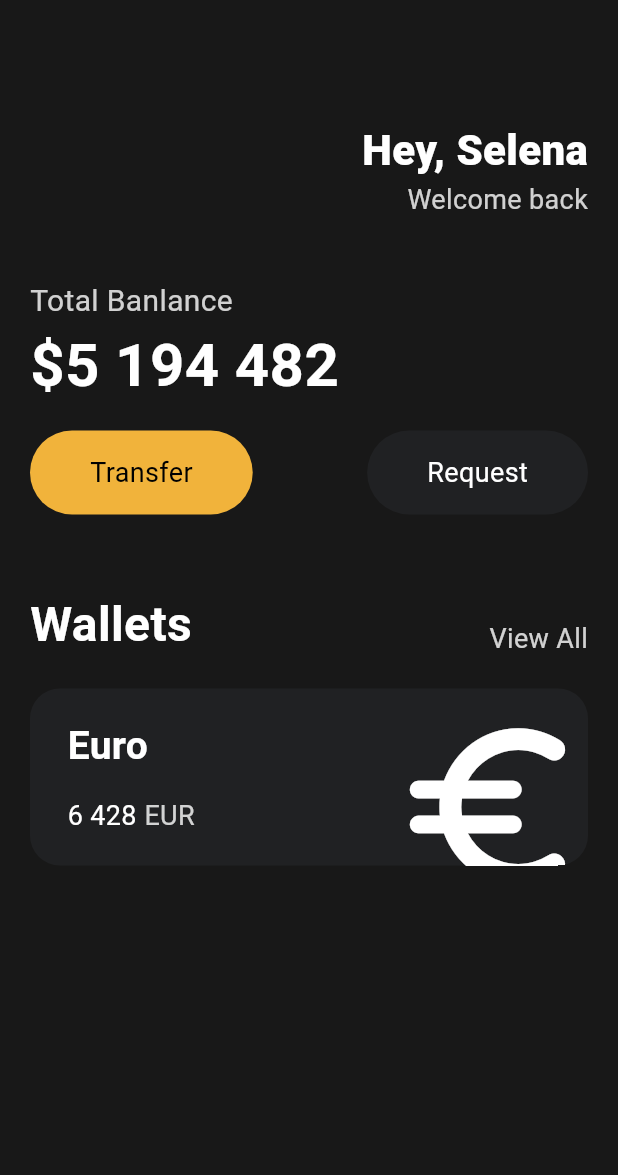
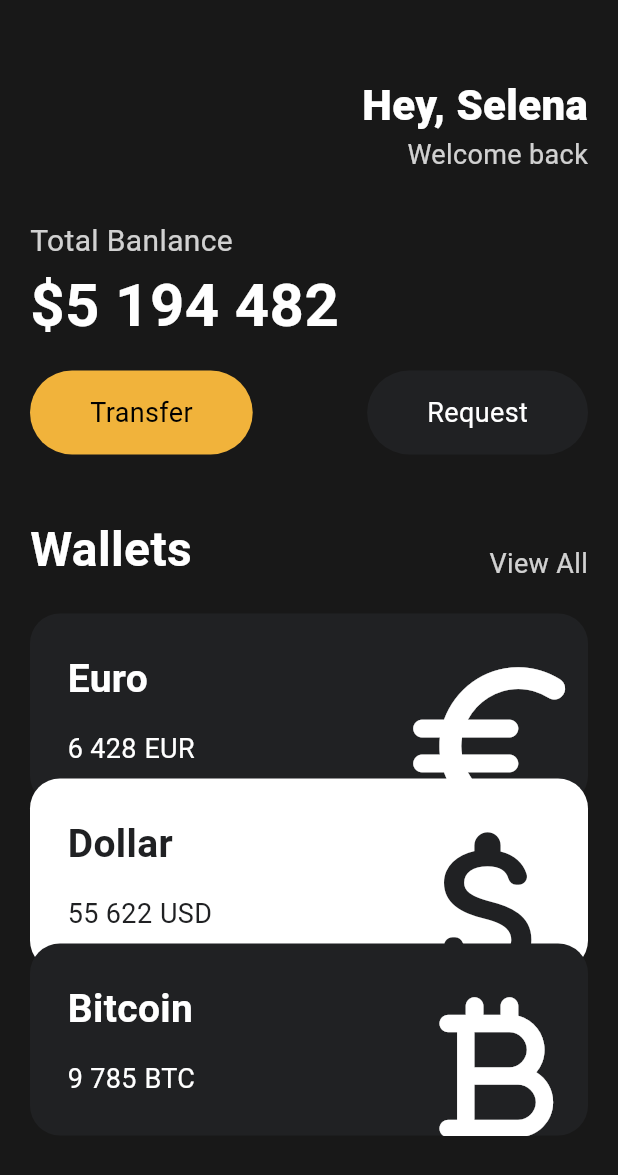
Before and after one commit to heereal/Digital_Wallet, a Flutter app: the screen it shows after launch, on a phone screen of 412 x 824 dp. Shown: the top 1175 px of the screen. Run offline on Flutter 3.47's test engine with Material 3 defaults, Android fonts, the light colour scheme and no system bars.

Commit message:
design: reusable cards widget

```diff
--- a/lib/main.dart
+++ b/lib/main.dart
@@ -1,5 +1,6 @@
 import 'package:flutter/material.dart';
 import 'package:toonflix/widgets/button.dart';
+import 'package:toonflix/widgets/currency_card.dart';
 
 void main() {
   // runApp()은 위젯을 파리미터로 받음
@@ -19,7 +20,9 @@
       // 모든 화면은 Scaffold를 가짐 (화면의 구조를 제공)
       home: Scaffold(
         backgroundColor: const Color(0xFF181818), // 커스텀 컬러
-          body: Padding(
+        // 스크롤 가능한 위젯
+        body: SingleChildScrollView(
+          child: Padding(
             padding: const EdgeInsets.symmetric(
               horizontal: 20,
             ),
@@ -27,7 +30,7 @@
               crossAxisAlignment: CrossAxisAlignment.start,
               children: [
                 const SizedBox(
-                  height: 80,
+                  height: 50,
                 ),
                 Row(
                   mainAxisAlignment: MainAxisAlignment.end,
@@ -55,7 +58,7 @@
                   ],
                 ),
                 const SizedBox(
-                  height: 40,
+                  height: 30,
                 ),
                 Text(
                   'Total Banlance',
@@ -91,7 +94,7 @@
                   ],
                 ),
                 const SizedBox(
-                  height: 50,
+                  height: 40,
                 ),
                 Row(
                   mainAxisAlignment: MainAxisAlignment.spaceBetween,
@@ -113,77 +116,38 @@
                 const SizedBox(
                   height: 20,
                 ),
-                Container(
-                    // 컨테이너 밖으로 넘치는 부분(overflow) 잘라내기
-                    clipBehavior: Clip.hardEdge,
-                    decoration: BoxDecoration(
-                      color: const Color(0xFF202123),
-                      borderRadius: BorderRadius.circular(20),
+                const CurrencyCard(
+                  name: 'Euro',
+                  amount: '6 428',
+                  code: 'EUR',
+                  icon: Icons.euro_symbol_rounded,
+                  isInverted: false,
                 ),
-                    child: Padding(
-                      padding: const EdgeInsets.symmetric(
-                        horizontal: 25,
-                        vertical: 20,
-                      ),
-                      child: Row(
-                        mainAxisAlignment: MainAxisAlignment.spaceBetween,
-                        children: [
-                          Column(
-                            crossAxisAlignment: CrossAxisAlignment.start,
-                            children: [
-                              const Text(
-                                'Euro',
-                                style: TextStyle(
-                                  color: Colors.white,
-                                  fontSize: 26,
-                                  fontWeight: FontWeight.w600,
+                Transform.translate(
+                  offset: const Offset(0, -18),
+                  child: const CurrencyCard(
+                    name: 'Dollar',
+                    amount: '55 622',
+                    code: 'USD',
+                    icon: Icons.attach_money_rounded,
+                    isInverted: true,
                   ),
                 ),
-                              const SizedBox(
-                                height: 15,
-                              ),
-                              Row(
-                                children: [
-                                  const Text(
-                                    '6 428',
-                                    style: TextStyle(
-                                      color: Colors.white,
-                                      fontSize: 18,
-                                    ),
-                                  ),
-                                  const SizedBox(
-                                    width: 5,
-                                  ),
-                                  Text(
-                                    'EUR',
-                                    style: TextStyle(
-                                      color: Colors.white.withOpacity(0.8),
-                                      fontSize: 18,
+                Transform.translate(
+                  offset: const Offset(0, -36),
+                  child: const CurrencyCard(
+                    name: 'Bitcoin',
+                    amount: '9 785',
+                    code: 'BTC',
+                    icon: Icons.currency_bitcoin_rounded,
+                    isInverted: false,
                   ),
                 ),
               ],
             ),
-                            ],
-                          ),
-                          // 부모 위젯에 영향 주지 않고 크기 키우기
-                          Transform.scale(
-                            scale: 2,
-                            // 위젯 x, y좌표 지정
-                            child: Transform.translate(
-                              offset: const Offset(-2, 10),
-                              child: const Icon(
-                                Icons.euro_rounded,
-                                color: Colors.white,
-                                size: 70,
           ),
         ),
       ),
-                        ],
-                      ),
-                    ))
-              ],
-            ),
-          )),
     );
   }
 }
--- a/lib/widgets/button.dart
+++ b/lib/widgets/button.dart
@@ -2,8 +2,7 @@
 
 class Button extends StatelessWidget {
   final String text;
-  final Color bgColor;
-  final Color textColor;
+  final Color bgColor, textColor;
 
   const Button({
     super.key,
--- /dev/null
+++ b/lib/widgets/currency_card.dart
@@ -0,0 +1,92 @@
+import 'package:flutter/material.dart';
+
+class CurrencyCard extends StatelessWidget {
+  final String name, amount, code;
+  final IconData icon;
+  final bool isInverted;
+
+  // private variable
+  final _blackColor = const Color(0xFF202123);
+
+  const CurrencyCard({
+    super.key,
+    required this.name,
+    required this.amount,
+    required this.code,
+    required this.icon,
+    required this.isInverted,
+  });
+
+  @override
+  Widget build(BuildContext context) {
+    return Container(
+      // 컨테이너 밖으로 넘치는 부분(overflow) 잘라내기
+      clipBehavior: Clip.hardEdge,
+      decoration: BoxDecoration(
+        color: isInverted ? Colors.white : _blackColor,
+        borderRadius: BorderRadius.circular(20),
+      ),
+      child: Padding(
+        padding: const EdgeInsets.symmetric(
+          horizontal: 25,
+          vertical: 25,
+        ),
+        child: Row(
+          mainAxisAlignment: MainAxisAlignment.spaceBetween,
+          children: [
+            Column(
+              crossAxisAlignment: CrossAxisAlignment.start,
+              children: [
+                Text(
+                  name,
+                  style: TextStyle(
+                    color: isInverted ? _blackColor : Colors.white,
+                    fontSize: 26,
+                    fontWeight: FontWeight.w600,
+                  ),
+                ),
+                const SizedBox(
+                  height: 15,
+                ),
+                Row(
+                  children: [
+                    Text(
+                      amount,
+                      style: TextStyle(
+                        color: isInverted ? _blackColor : Colors.white,
+                        fontSize: 18,
+                      ),
+                    ),
+                    const SizedBox(
+                      width: 5,
+                    ),
+                    Text(
+                      code,
+                      style: TextStyle(
+                        color: isInverted ? _blackColor : Colors.white,
+                        fontSize: 18,
+                      ),
+                    ),
+                  ],
+                ),
+              ],
+            ),
+            // 부모 위젯에 영향 주지 않고 크기 키우기
+            Transform.scale(
+              scale: 2,
+              // 위젯 x, y좌표 지정
+              child: Transform.translate(
+                offset: const Offset(-2, 12),
+                child: Icon(
+                  icon,
+                  color: isInverted ? _blackColor : Colors.white,
+                  size: 70,
+                ),
+              ),
+            ),
+          ],
+        ),
+      ),
+    );
+  }
+}
```
Lines whose indentation alone changed are shown as unchanged.
